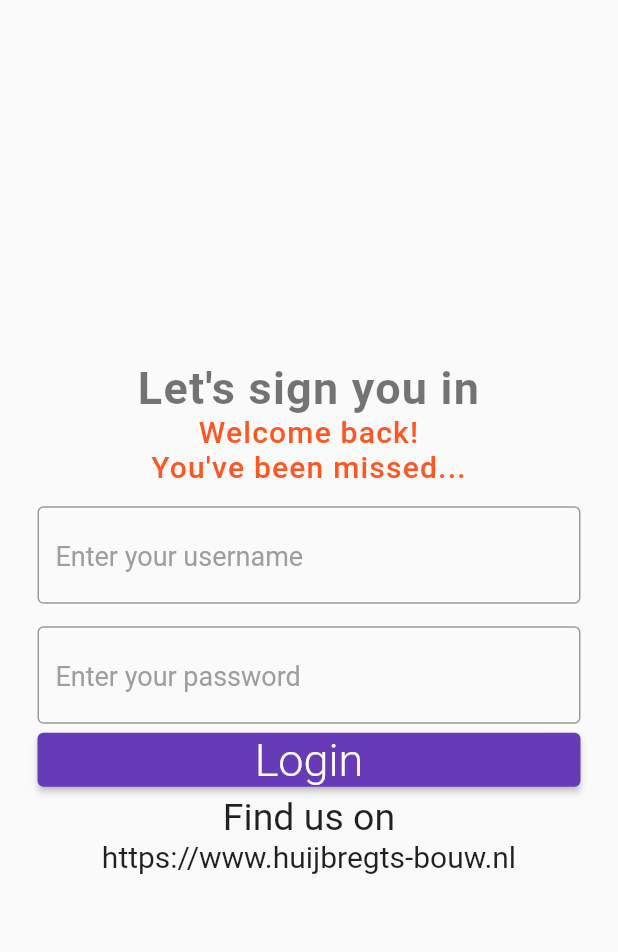
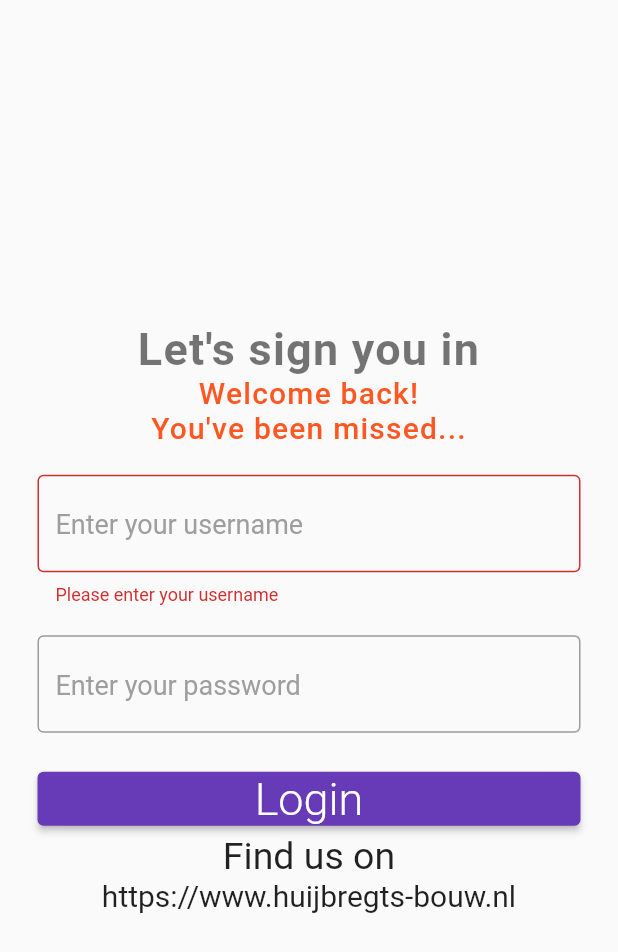
Before and after one commit to huubee/chatApp, a Flutter app: the screen it shows after launch, after a tap on "Login", on a phone screen of 412 x 824 dp. Shown: the top 952 px of the screen. Run offline on Flutter 3.47's test engine with Material 2 defaults, Android fonts, the phone set to English and light mode, and no system bars.

Commit message:
Merge remote-tracking branch 'origin/4-09' into 4-10

```diff
--- a/lib/login_page.dart
+++ b/lib/login_page.dart
@@ -3,10 +3,16 @@ import 'package:flutter/material.dart';
 class LoginPage extends StatelessWidget {
   LoginPage({Key? key}) : super(key: key);
 
+  final _formKey = GlobalKey<FormState>();
+
   void loginUser() {
+    if (_formKey.currentState != null && _formKey.currentState!.validate()) {
       print(userNameController.text);
       print(passwordController.text);
       print('login successful');
+    } else {
+      print('Login failed');
+    }
   }
 
   final userNameController = TextEditingController();
@@ -44,30 +50,51 @@ class LoginPage extends StatelessWidget {
               //   'https://static.scientificamerican.com/sciam/cache/file/4F73FD83-3377-42FC-915AD56BD66159FE_source.jpg',
               //   width: 200,
               // ),
-              Padding(
-                padding: const EdgeInsets.only(top: 15.0),
-                child: TextField(
+              SizedBox(
+                height: 20.0,
+              ),
+              Form(
+                key: _formKey,
+                child: Column(
+                  children: [
+                    TextFormField(
+                      validator: (value) {
+                        if (value != null &&
+                            value.isNotEmpty &&
+                            value.length < 6) {
+                          return 'Your username should be 6 characters or more!';
+                        } else if (value != null && value.isEmpty) {
+                          return 'Please enter your username';
+                        }
+                      },
                       controller: userNameController,
                       decoration: InputDecoration(
                         hintText: 'Enter your username',
-                    hintStyle: TextStyle(fontSize: 18.0, color: Colors.grey),
+                        hintStyle:
+                            TextStyle(fontSize: 18.0, color: Colors.grey),
                         border: OutlineInputBorder(),
                       ),
                       style: TextStyle(fontSize: 21.0),
                     ),
+                    SizedBox(
+                      height: 20.0,
                     ),
-              Padding(
-                padding: const EdgeInsets.only(top: 15.0),
-                child: TextField(
+                    TextFormField(
                       controller: passwordController,
                       obscureText: true,
                       decoration: InputDecoration(
                         hintText: 'Enter your password',
-                    hintStyle: TextStyle(fontSize: 18.0, color: Colors.grey),
+                        hintStyle:
+                            TextStyle(fontSize: 18.0, color: Colors.grey),
                         border: OutlineInputBorder(),
                       ),
                       style: TextStyle(fontSize: 21.0),
                     ),
+                  ],
+                ),
+              ),
+              SizedBox(
+                height: 20,
               ),
               ElevatedButton(
                 onPressed: loginUser,
```
Lines whose indentation alone changed are shown as unchanged.
